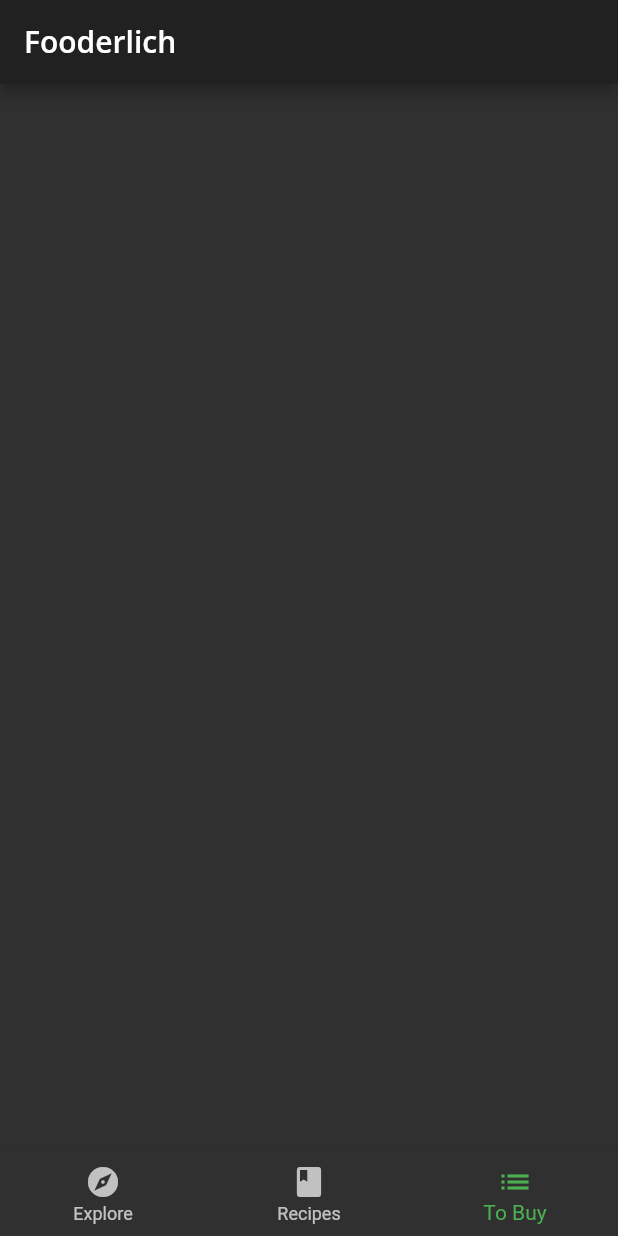
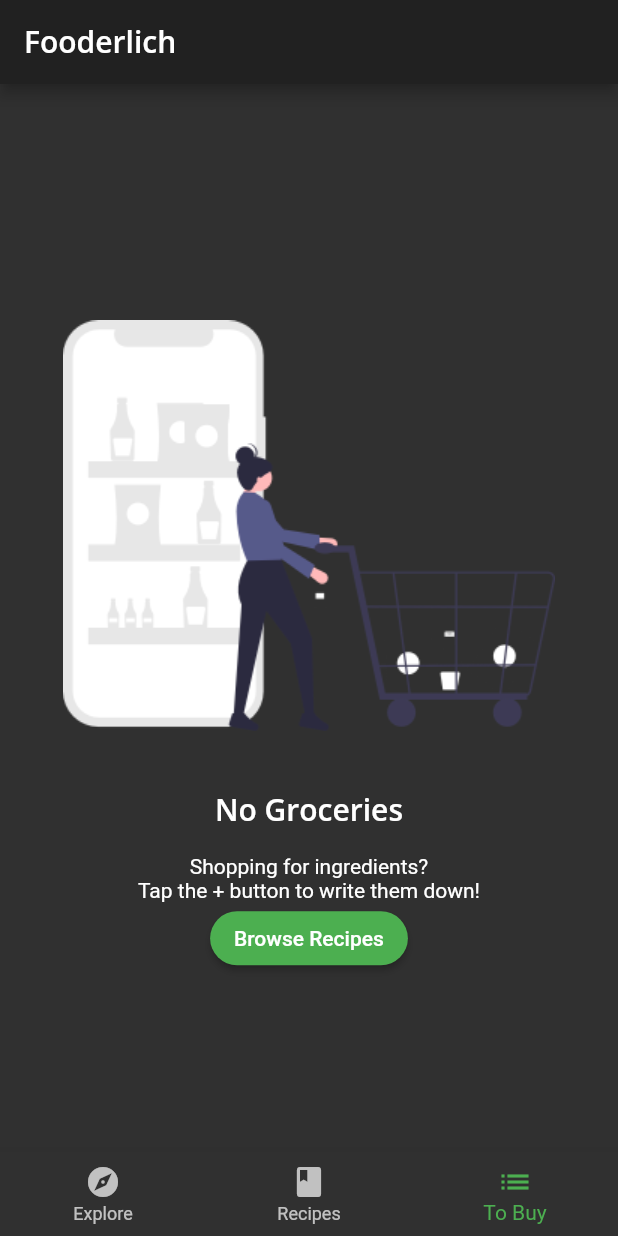
Before and after one commit to IgorFedoseev/fooderlich_new, a Flutter app: the screen it shows after launch, item 3 of the bottom bar chosen, on a phone screen of 412 x 824 dp. Run offline on Flutter 3.47's test engine with Material 2 defaults, Android fonts, the phone set to English and light mode, and no system bars; our stand-ins replace google_fonts; project files that could hold a hidden picture were left out.

Commit message:
completed empty grocery page

```diff
--- a/lib/screens/empty_grocery_screen.dart
+++ b/lib/screens/empty_grocery_screen.dart
@@ -14,10 +14,35 @@ class EmptyGroceryScreen extends StatelessWidget {
         child: Column(
           mainAxisAlignment: MainAxisAlignment.center,
           children: [
-            // TODO 4: Add empty image
-            // TODO 5: Add empty screen title
-            // TODO 6: Add empty screen subtitle
-            // TODO 7: Add browse recipes button
+            // 1
+            Flexible(
+              // 2
+              child: AspectRatio(
+                aspectRatio: 1 / 1,
+                child: Image.asset('assets/fooderlich_assets/empty_list.png'),
+              ),
+            ),
+            Text(
+              'No Groceries',
+              style: Theme.of(context).textTheme.headline6,
+            ),
+            const SizedBox(height: 16.0),
+            const Text(
+              'Shopping for ingredients?\n'
+                  'Tap the + button to write them down!',
+              textAlign: TextAlign.center,
+            ),
+            MaterialButton(
+              textColor: Colors.white,
+              child: const Text('Browse Recipes'),
+              shape: RoundedRectangleBorder(
+                borderRadius: BorderRadius.circular(30.0),
+              ),
+              color: Colors.green,
+              onPressed: () {
+                // TODO 8: Go to Recipes Tab
+              },
+            ),
           ],
         ),
       ),
--- a/pubspec.yaml
+++ b/pubspec.yaml
@@ -24,3 +24,4 @@ flutter:
     - assets/magazine_pics/
     - assets/sample_data/
     - assets/profile_pics/
+    - assets/fooderlich_assets/
```
